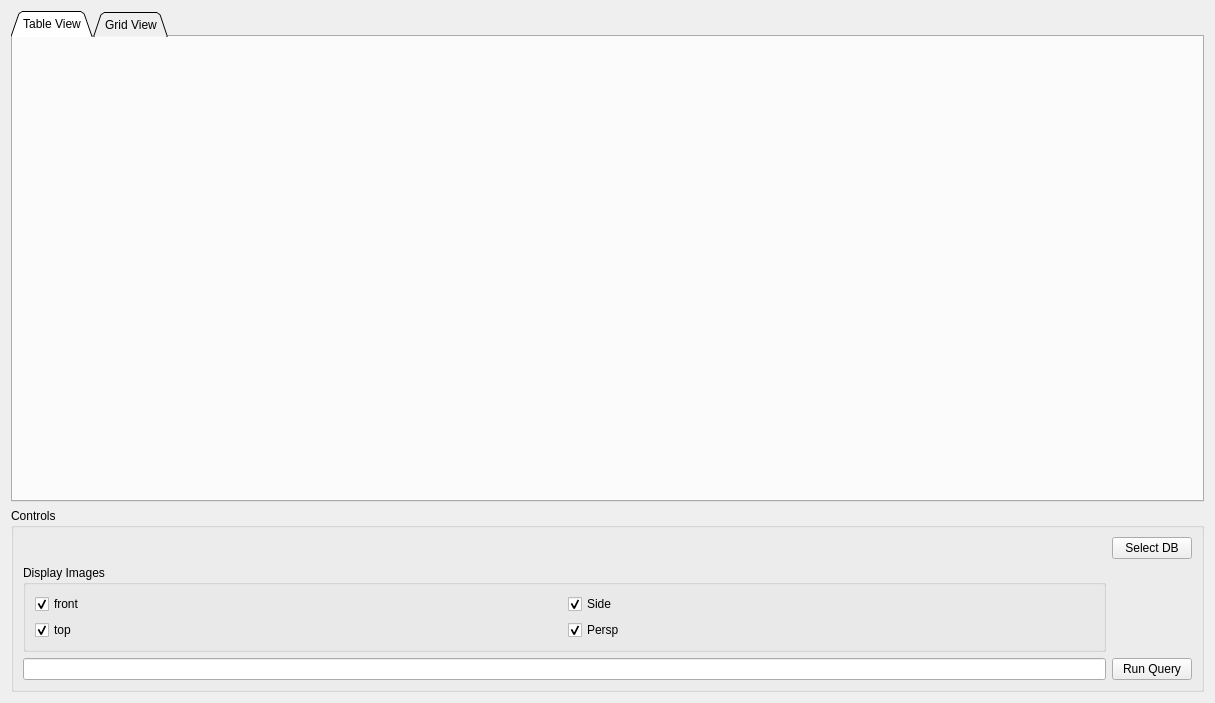
Before: the Qt Designer form NewGUI/ClutterUI.ui in NCCA/Clutter25, drawn with Qt 5.
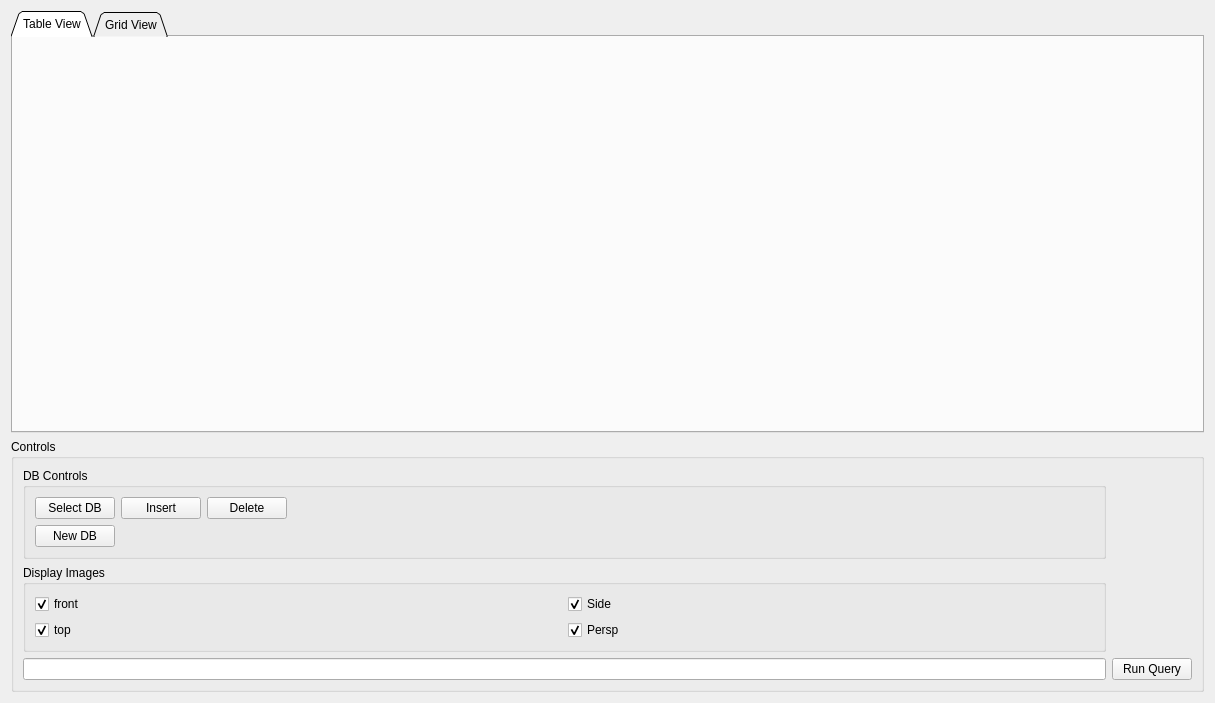
After: the same form once the commit is applied.

Commit message: working delete row

What changed in the file:
```diff
--- a/NewGUI/ClutterUI.ui
+++ b/NewGUI/ClutterUI.ui
@@ -42,13 +42,16 @@
       <string>Controls</string>
      </property>
      <layout class="QGridLayout" name="gridLayout">
-      <item row="0" column="1">
-       <widget class="QPushButton" name="select_db">
+      <item row="2" column="1">
+       <widget class="QPushButton" name="run_query_button">
         <property name="text">
-         <string>Select DB</string>
+         <string>Run Query</string>
         </property>
        </widget>
       </item>
+      <item row="2" column="0">
+       <widget class="QLineEdit" name="query_text"/>
+      </item>
       <item row="1" column="0">
        <widget class="QGroupBox" name="groupBox">
         <property name="title">
@@ -99,6 +102,19 @@
        </widget>
       </item>
       <item row="0" column="0">
+       <widget class="QGroupBox" name="groupBox_2">
+        <property name="title">
+         <string>DB Controls</string>
+        </property>
+        <layout class="QGridLayout" name="gridLayout_3">
+         <item row="0" column="2">
+          <widget class="QPushButton" name="delete_from_db">
+           <property name="text">
+            <string>Delete</string>
+           </property>
+          </widget>
+         </item>
+         <item row="0" column="4">
        <spacer name="horizontalSpacer">
         <property name="orientation">
          <enum>Qt::Orientation::Horizontal</enum>
@@ -111,14 +127,28 @@
         </property>
        </spacer>
       </item>
-      <item row="2" column="0">
-       <widget class="QLineEdit" name="query_text"/>
-      </item>
-      <item row="2" column="1">
-       <widget class="QPushButton" name="run_query_button">
+         <item row="0" column="0">
+          <widget class="QPushButton" name="select_db">
+           <property name="text">
+            <string>Select DB</string>
+           </property>
+          </widget>
+         </item>
+         <item row="0" column="1">
+          <widget class="QPushButton" name="insert_to_db">
         <property name="text">
-         <string>Run Query</string>
-        </property>
+            <string>Insert</string>
+           </property>
+          </widget>
+         </item>
+         <item row="1" column="0">
+          <widget class="QPushButton" name="new_db">
+           <property name="text">
+            <string>New DB</string>
+           </property>
+          </widget>
+         </item>
+        </layout>
        </widget>
       </item>
      </layout>
```
Lines whose indentation alone changed are shown as unchanged. The commit also changes 7 other files.
